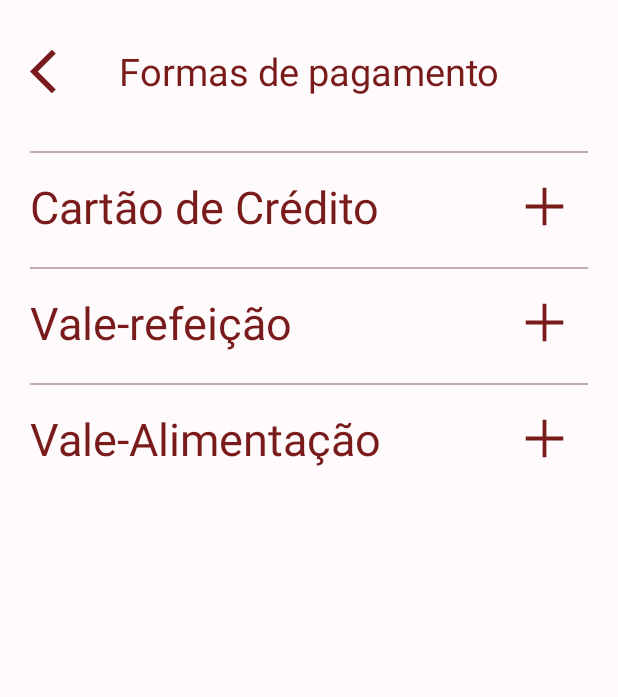
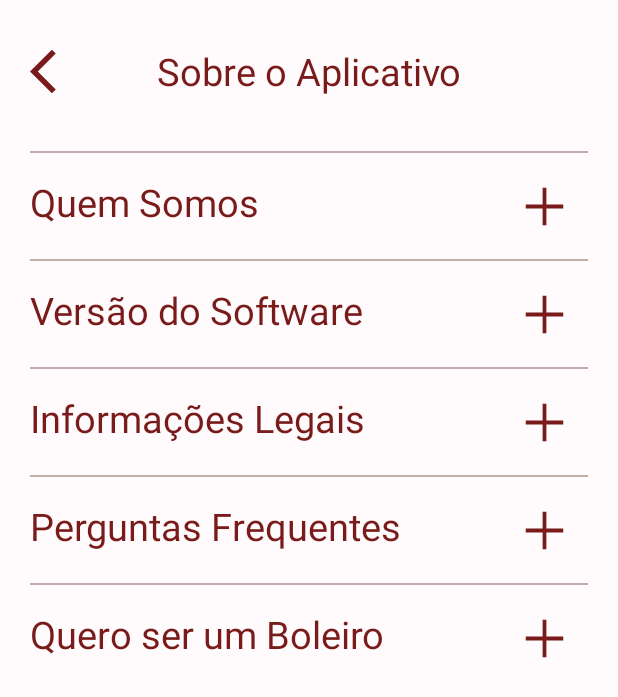
Before and after one commit to LaCakeTCC/LaCakeMobile, an Android app: the layout activity_tela_sobre.xml on its own in the app's theme, with its tools: preview values and no code run, on a phone screen of 412 x 824 dp. Shown: the top 697 px of the screen. Run offline under Robolectric (Android 15) with nearby library versions, the phone set to English and light mode, and no system bars.

Commit message:
Adicionando tela sobre o aplicativo e alterando tamanho da fonte das opções da tela pagamento

```diff
--- /dev/null
+++ b/telaslacake/app/src/main/java/com/example/telaslacake/tela_sobre.java
@@ -0,0 +1,16 @@
+package com.example.telaslacake;
+import android.support.v7.app.AppCompatActivity;
+import android.os.Bundle;
+
+
+
+public class tela_sobre extends AppCompatActivity {
+
+    @Override
+    protected void onCreate(Bundle savedInstanceState) {
+        super.onCreate(savedInstanceState);
+        setContentView(R.layout.activity_tela_sobre);
+
+
+    }
+}
--- a/telaslacake/app/src/main/res/layout/activity_tela_pagamento.xml
+++ b/telaslacake/app/src/main/res/layout/activity_tela_sobre.xml
@@ -4,11 +4,11 @@
      android:layout_height="match_parent"
      xmlns:app="http://schemas.android.com/apk/res-auto"
      android:background="@drawable/background_padrao"
-     tools:context=".tela_pagamento"
+     tools:context=".tela_sobre"
     >
 
    <RelativeLayout
-    android:id="@+id/voltarEpagamento"
+    android:id="@+id/voltarESobre"
     android:layout_width="wrap_content"
     android:layout_height="wrap_content"
     android:layout_marginTop="30dp"
@@ -23,15 +23,15 @@
         android:layout_width="35dp"
         android:layout_height="35dp"
         android:layout_marginLeft="20dp"
-        app:layout_constraintLeft_toRightOf="@id/texto_pagamento"
+        app:layout_constraintLeft_toRightOf="@id/texto_sobre"
         />
 
     <TextView
         style="@style/textoTitulo"
-        android:id="@+id/texto_pagamento"
+        android:id="@+id/texto_sobre"
         android:layout_width="match_parent"
         android:layout_height="wrap_content"
-        android:text="Formas de pagamento"
+        android:text="Sobre o Aplicativo"
 
         />
 
@@ -39,7 +39,7 @@
 
 
     <View
-    android:id="@+id/divisor_pagamento1"
+    android:id="@+id/divisor_sobre1"
     android:layout_width="match_parent"
     android:layout_height="1dp"
     android:layout_marginLeft="20dp"
@@ -49,25 +49,25 @@
     android:background="@color/marrom1"
     app:layout_constraintStart_toStartOf="parent"
     app:layout_constraintEnd_toEndOf="parent"
-    app:layout_constraintTop_toBottomOf="@id/voltarEpagamento"
+    app:layout_constraintTop_toBottomOf="@id/voltarESobre"
     />
 
     <RelativeLayout
-        android:id="@+id/adicionarCartao"
+        android:id="@+id/adicionar_quem_somos"
         android:layout_marginTop="15dp"
         android:layout_width="match_parent"
         android:layout_height="wrap_content"
         app:layout_constraintStart_toStartOf="parent"
         app:layout_constraintEnd_toEndOf="parent"
-        app:layout_constraintTop_toBottomOf="@id/divisor_pagamento1">
+        app:layout_constraintTop_toBottomOf="@id/divisor_sobre1">
 
         <TextView
-            android:id="@+id/texto_cartão"
+            android:id="@+id/texto_quem_somos"
             android:layout_width="wrap_content"
             android:layout_height="wrap_content"
             android:layout_marginLeft="20dp"
-            android:text="Cartão de Crédito"
-            android:textSize="30dp"
+            android:text="Quem Somos"
+            android:textSize="25dp"
             android:textColor="@color/vermelhoForte2"/>
 
         <android.support.v7.widget.AppCompatButton
@@ -81,7 +81,7 @@
     </RelativeLayout>
 
     <View
-        android:id="@+id/divisor_pagamento2"
+        android:id="@+id/divisor_sobre2"
         android:layout_width="match_parent"
         android:layout_height="1dp"
         android:layout_centerVertical="true"
@@ -91,25 +91,25 @@
         android:background="@color/marrom1"
         app:layout_constraintStart_toStartOf="parent"
         app:layout_constraintEnd_toEndOf="parent"
-        app:layout_constraintTop_toBottomOf="@id/adicionarCartao"
+        app:layout_constraintTop_toBottomOf="@id/adicionar_quem_somos"
         />
 
     <RelativeLayout
-        android:id="@+id/adicionarValeRefeição"
+        android:id="@+id/adicionar_versao_do_software"
         android:layout_marginTop="15dp"
         android:layout_width="match_parent"
         android:layout_height="wrap_content"
         app:layout_constraintStart_toStartOf="parent"
         app:layout_constraintEnd_toEndOf="parent"
-        app:layout_constraintTop_toBottomOf="@id/divisor_pagamento2">
+        app:layout_constraintTop_toBottomOf="@id/divisor_sobre2">
 
         <TextView
-            android:id="@+id/texto_veleRefeição"
+            android:id="@+id/texto_versao_do_software"
             android:layout_width="wrap_content"
             android:layout_height="wrap_content"
             android:layout_marginLeft="20dp"
-            android:text="Vale-refeição"
-            android:textSize="30dp"
+            android:text="Versão do Software"
+            android:textSize="25dp"
             android:textColor="@color/vermelhoForte2"/>
 
         <android.support.v7.widget.AppCompatButton
@@ -123,7 +123,7 @@
     </RelativeLayout>
 
     <View
-        android:id="@+id/divisor_pagamento3"
+        android:id="@+id/divisor_sobre3"
         android:layout_width="match_parent"
         android:layout_height="1dp"
         android:layout_centerVertical="true"
@@ -133,26 +133,26 @@
         android:background="@color/marrom1"
         app:layout_constraintStart_toStartOf="parent"
         app:layout_constraintEnd_toEndOf="parent"
-        app:layout_constraintTop_toBottomOf="@id/adicionarValeRefeição"
+        app:layout_constraintTop_toBottomOf="@id/adicionar_versao_do_software"
         />
 
     <RelativeLayout
-        android:id="@+id/adicionarValeAlimentação"
+        android:id="@+id/adicionar_informações_legais"
         android:layout_marginTop="15dp"
         android:layout_width="match_parent"
         android:layout_height="wrap_content"
         app:layout_constraintStart_toStartOf="parent"
         app:layout_constraintEnd_toEndOf="parent"
-        app:layout_constraintTop_toBottomOf="@id/divisor_pagamento3"
+        app:layout_constraintTop_toBottomOf="@id/divisor_sobre3"
         >
 
         <TextView
-            android:id="@+id/texto_valeAlimentação"
+            android:id="@+id/texto_informações_legais"
             android:layout_width="wrap_content"
             android:layout_height="wrap_content"
             android:layout_marginLeft="20dp"
-            android:text="Vale-Alimentação"
-            android:textSize="30dp"
+            android:text="Informações Legais"
+            android:textSize="25dp"
             android:textColor="@color/vermelhoForte2"/>
 
         <android.support.v7.widget.AppCompatButton
@@ -165,6 +165,96 @@
             />
     </RelativeLayout>
 
+    <View
+        android:id="@+id/divisor_sobre4"
+        android:layout_width="match_parent"
+        android:layout_height="1dp"
+        android:layout_centerVertical="true"
+        android:layout_marginTop="20dp"
+        android:layout_marginRight="20dp"
+        android:layout_marginLeft="20dp"
+        android:background="@color/marrom1"
+        app:layout_constraintStart_toStartOf="parent"
+        app:layout_constraintEnd_toEndOf="parent"
+        app:layout_constraintTop_toBottomOf="@id/adicionar_informações_legais"
+        />
+
+    <RelativeLayout
+        android:id="@+id/adicionar_perguntas_frequentes"
+        android:layout_marginTop="15dp"
+        android:layout_width="match_parent"
+        android:layout_height="wrap_content"
+        app:layout_constraintStart_toStartOf="parent"
+        app:layout_constraintEnd_toEndOf="parent"
+        app:layout_constraintTop_toBottomOf="@id/divisor_sobre4"
+        >
+
+        <TextView
+            android:id="@+id/texto_perguntas_frequentes"
+            android:layout_width="wrap_content"
+            android:layout_height="wrap_content"
+            android:layout_marginLeft="20dp"
+            android:text="Perguntas Frequentes"
+            android:textSize="25dp"
+            android:textColor="@color/vermelhoForte2"/>
+
+        <android.support.v7.widget.AppCompatButton
+            style="@style/Plus"
+            android:id="@+id/mais_botao4"
+            android:layout_marginTop="5dp"
+            android:layout_width="30dp"
+            android:layout_height="30dp"
+            android:layout_alignParentRight="true"
+            />
+    </RelativeLayout>
+
+    <View
+        android:id="@+id/divisor_sobre5"
+        android:layout_width="match_parent"
+        android:layout_height="1dp"
+        android:layout_centerVertical="true"
+        android:layout_marginTop="20dp"
+        android:layout_marginRight="20dp"
+        android:layout_marginLeft="20dp"
+        android:background="@color/marrom1"
+        app:layout_constraintStart_toStartOf="parent"
+        app:layout_constraintEnd_toEndOf="parent"
+        app:layout_constraintTop_toBottomOf="@id/adicionar_perguntas_frequentes"
+        />
+
+    <RelativeLayout
+        android:id="@+id/adicionar_boleiro"
+        android:layout_marginTop="15dp"
+        android:layout_width="match_parent"
+        android:layout_height="wrap_content"
+        app:layout_constraintStart_toStartOf="parent"
+        app:layout_constraintEnd_toEndOf="parent"
+        app:layout_constraintTop_toBottomOf="@id/divisor_sobre5"
+        >
+
+        <TextView
+            android:id="@+id/texto_boleiro"
+            android:layout_width="wrap_content"
+            android:layout_height="wrap_content"
+            android:layout_marginLeft="20dp"
+            android:text="Quero ser um Boleiro"
+            android:textSize="25dp"
+            android:textColor="@color/vermelhoForte2"/>
+
+        <android.support.v7.widget.AppCompatButton
+            style="@style/Plus"
+            android:id="@+id/mais_botao5"
+            android:layout_marginTop="5dp"
+            android:layout_width="30dp"
+            android:layout_height="30dp"
+            android:layout_alignParentRight="true"
+            />
+    </RelativeLayout>
+
+
+
+
+
 
 
 
```
